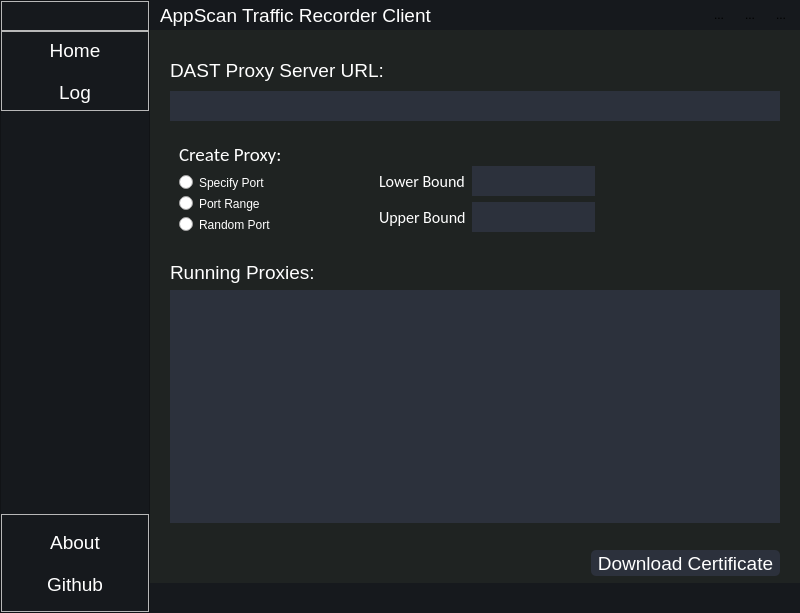
This is resources/ui/MainWindow.ui in cwtravis/AppScan-DAST-Proxy-Client as Qt 5 draws it before an edit. The edited form follows.
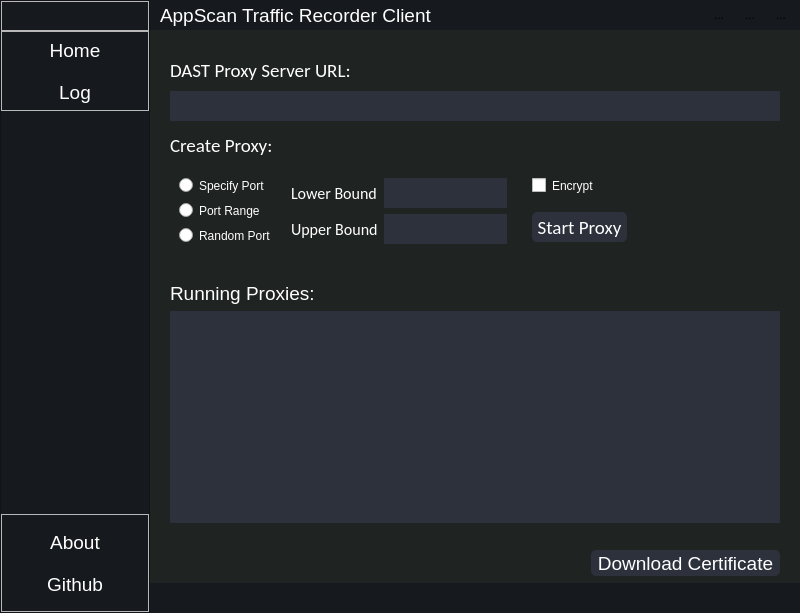
This is the edited form. Icons and pictures are not drawn.

```diff
--- a/resources/ui/MainWindow.ui
+++ b/resources/ui/MainWindow.ui
@@ -704,6 +704,7 @@
                    </property>
                    <property name="font">
                     <font>
+                     <family>Calibri</family>
                      <pointsize>14</pointsize>
                     </font>
                    </property>
@@ -784,7 +785,22 @@
                    <property name="frameShadow">
                     <enum>QFrame::Raised</enum>
                    </property>
-                   <layout class="QVBoxLayout" name="verticalLayout_8">
+                   <layout class="QVBoxLayout" name="verticalLayout_11" stretch="0,0">
+                    <property name="spacing">
+                     <number>0</number>
+                    </property>
+                    <property name="leftMargin">
+                     <number>0</number>
+                    </property>
+                    <property name="topMargin">
+                     <number>0</number>
+                    </property>
+                    <property name="rightMargin">
+                     <number>0</number>
+                    </property>
+                    <property name="bottomMargin">
+                     <number>0</number>
+                    </property>
                     <item>
                      <widget class="QLabel" name="label_4">
                       <property name="sizePolicy">
@@ -811,6 +827,60 @@
                      </widget>
                     </item>
                     <item>
+                     <widget class="QFrame" name="frame_10">
+                      <property name="sizePolicy">
+                       <sizepolicy hsizetype="Expanding" vsizetype="Fixed">
+                        <horstretch>0</horstretch>
+                        <verstretch>0</verstretch>
+                       </sizepolicy>
+                      </property>
+                      <property name="minimumSize">
+                       <size>
+                        <width>0</width>
+                        <height>100</height>
+                       </size>
+                      </property>
+                      <property name="frameShape">
+                       <enum>QFrame::StyledPanel</enum>
+                      </property>
+                      <property name="frameShadow">
+                       <enum>QFrame::Raised</enum>
+                      </property>
+                      <layout class="QHBoxLayout" name="horizontalLayout_6">
+                       <property name="spacing">
+                        <number>10</number>
+                       </property>
+                       <item>
+                        <widget class="QFrame" name="frame_11">
+                         <property name="sizePolicy">
+                          <sizepolicy hsizetype="Fixed" vsizetype="Fixed">
+                           <horstretch>0</horstretch>
+                           <verstretch>0</verstretch>
+                          </sizepolicy>
+                         </property>
+                         <property name="frameShape">
+                          <enum>QFrame::StyledPanel</enum>
+                         </property>
+                         <property name="frameShadow">
+                          <enum>QFrame::Raised</enum>
+                         </property>
+                         <layout class="QVBoxLayout" name="verticalLayout_8">
+                          <property name="spacing">
+                           <number>10</number>
+                          </property>
+                          <property name="leftMargin">
+                           <number>0</number>
+                          </property>
+                          <property name="topMargin">
+                           <number>0</number>
+                          </property>
+                          <property name="rightMargin">
+                           <number>0</number>
+                          </property>
+                          <property name="bottomMargin">
+                           <number>0</number>
+                          </property>
+                          <item>
                      <widget class="QRadioButton" name="specifyPortRadioButton">
                       <property name="text">
                        <string>Specify Port</string>
@@ -834,10 +904,10 @@
                    </layout>
                   </widget>
                  </item>
-                 <item alignment="Qt::AlignBottom">
+                       <item>
                   <widget class="QFrame" name="frame_7">
                    <property name="sizePolicy">
-                    <sizepolicy hsizetype="MinimumExpanding" vsizetype="Preferred">
+                          <sizepolicy hsizetype="Expanding" vsizetype="MinimumExpanding">
                      <horstretch>0</horstretch>
                      <verstretch>0</verstretch>
                     </sizepolicy>
@@ -947,6 +1017,71 @@
                       <property name="inputMask">
                        <string>99999</string>
                       </property>
+                           </widget>
+                          </item>
+                         </layout>
+                        </widget>
+                       </item>
+                       <item>
+                        <widget class="QFrame" name="frame_12">
+                         <property name="sizePolicy">
+                          <sizepolicy hsizetype="Expanding" vsizetype="Preferred">
+                           <horstretch>0</horstretch>
+                           <verstretch>0</verstretch>
+                          </sizepolicy>
+                         </property>
+                         <property name="frameShape">
+                          <enum>QFrame::StyledPanel</enum>
+                         </property>
+                         <property name="frameShadow">
+                          <enum>QFrame::Raised</enum>
+                         </property>
+                         <layout class="QVBoxLayout" name="verticalLayout_12">
+                          <property name="spacing">
+                           <number>10</number>
+                          </property>
+                          <property name="leftMargin">
+                           <number>0</number>
+                          </property>
+                          <property name="topMargin">
+                           <number>0</number>
+                          </property>
+                          <property name="rightMargin">
+                           <number>0</number>
+                          </property>
+                          <property name="bottomMargin">
+                           <number>0</number>
+                          </property>
+                          <item>
+                           <widget class="QCheckBox" name="encryptCheckBox">
+                            <property name="text">
+                             <string>Encrypt</string>
+                            </property>
+                           </widget>
+                          </item>
+                          <item>
+                           <widget class="QToolButton" name="startProxyButton">
+                            <property name="minimumSize">
+                             <size>
+                              <width>0</width>
+                              <height>30</height>
+                             </size>
+                            </property>
+                            <property name="font">
+                             <font>
+                              <family>Calibri</family>
+                              <pointsize>14</pointsize>
+                             </font>
+                            </property>
+                            <property name="text">
+                             <string>Start Proxy</string>
+                            </property>
+                           </widget>
+                          </item>
+                         </layout>
+                        </widget>
+                       </item>
+                      </layout>
                      </widget>
                     </item>
                    </layout>
```
Left out of the diff: 42 changed lines with no effect on the pictures. Lines whose indentation alone changed are shown as unchanged.
